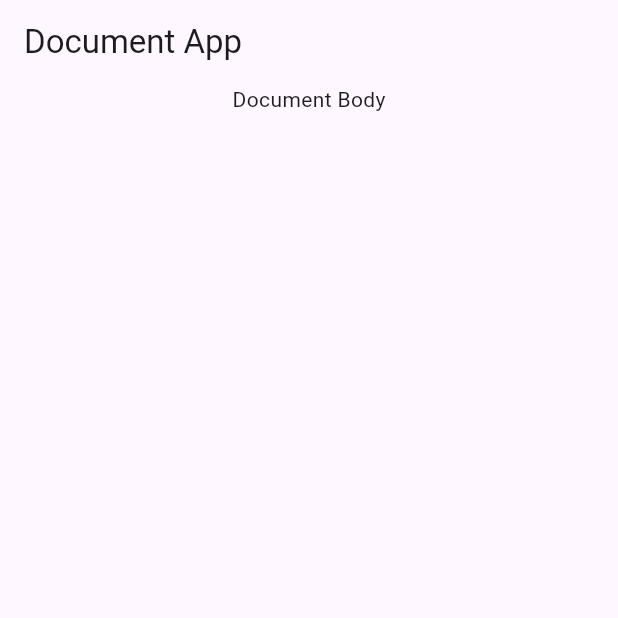
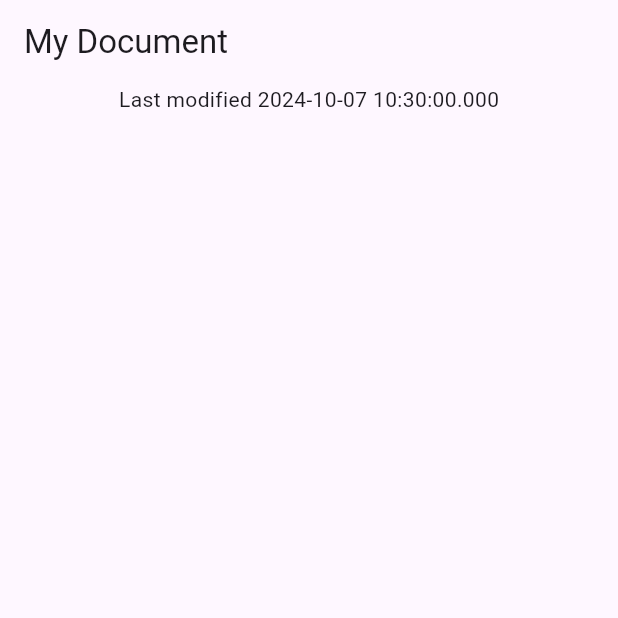
Before and after one commit to DannyM9021/Flutter-Codelab-Patterns, a Flutter app: the screen it shows after launch, on a phone screen of 412 x 824 dp, the top half of it. Run offline on Flutter 3.47's test engine with Material 3 defaults, Android fonts, the phone set to English and light mode, and no system bars.

Commit message:
Defined a getter function in data.dart and then used getter function in mamin app, to display title and date from the json response

```diff
--- a/lib/data.dart
+++ b/lib/data.dart
@@ -3,6 +3,13 @@ import 'dart:convert';
 class Document {
   final Map<String, Object?> _json;
   Document() : _json = jsonDecode(documentJson);
+
+  (String, {DateTime modified}) get metadata {
+    const title = "My Document";
+    final now = DateTime.now();
+
+    return (title, modified: now);
+  }
 }
 
 const documentJson = '''
--- a/lib/main.dart
+++ b/lib/main.dart
@@ -29,14 +29,18 @@ class DocumentScreen extends StatelessWidget {
 
   @override
   Widget build(BuildContext context) {
+    final metadataRecord = document.metadata;
+
     return Scaffold(
       appBar: AppBar(
-        title: const Text("Document App"),
+        title: Text(metadataRecord.$1),
       ),
-      body: const Column(
+      body: Column(
         children: [
           Center(
-            child: Text("Document Body"),
+            child: Text(
+              "Last modified ${metadataRecord.modified}",
+              ),
           )
         ],
       ),
```
